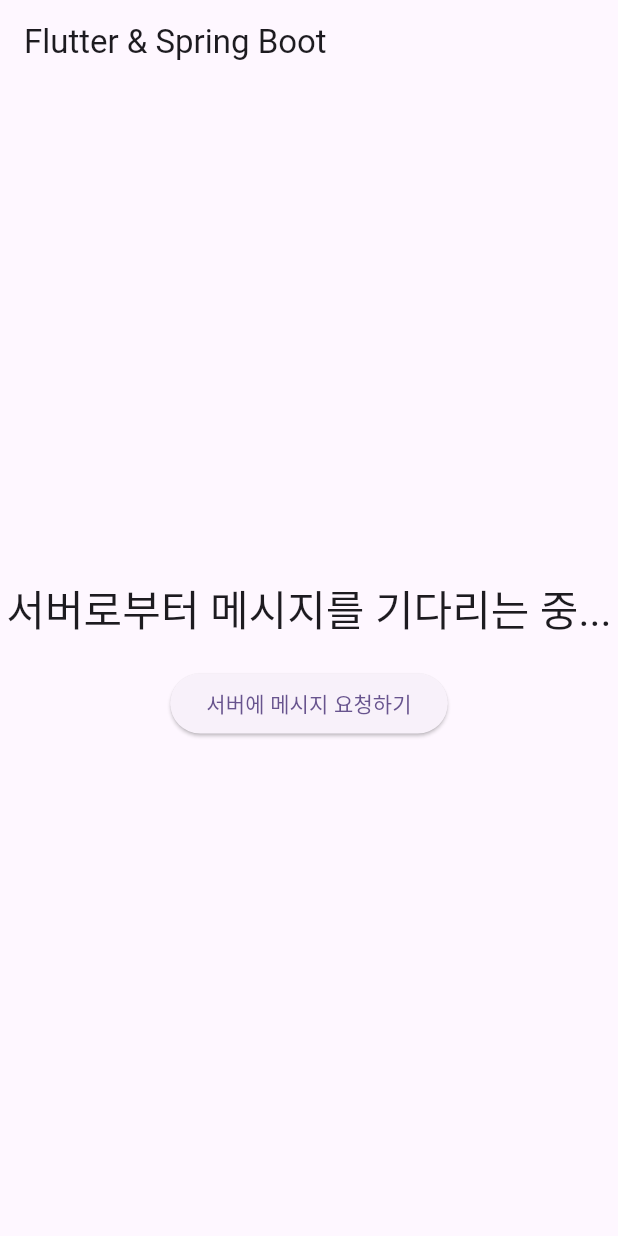
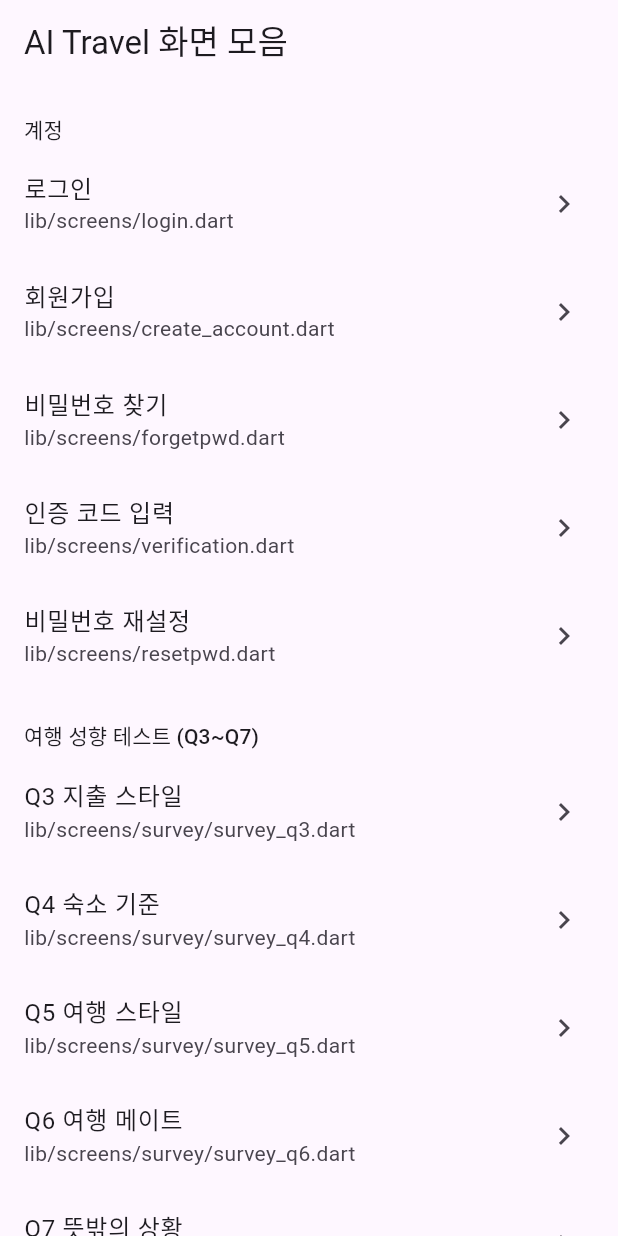
Before and after one commit to jin3402/ai_travel, a Flutter app: the screen it shows after launch, on a phone screen of 412 x 824 dp. Run offline on Flutter 3.47's test engine with Material 3 defaults, Android fonts, the phone set to English and light mode, and no system bars; our stand-ins replace flutter_svg.

Commit message:
feat: flutter run으로 모든 화면을 둘러볼 수 있는 화면 목록 추가
기존 lib/main.dart는 Spring Boot 서버 연결을 확인하는 테스트 화면이라,
저장소를 받아 `flutter run`을 하면 여행 앱 화면이 하나도 보이지 않았다.
각 화면 파일은 자기 main()과 MaterialApp을 가진 독립 프로토타입이다.

- main.dart를 화면 목록(계정, 성향 테스트 Q3~Q7, 결과, 추천 여행지, 메인,
  도구)으로 바꾸고, 항목을 누르면 그 파일의 앱 위젯을 그대로 띄움
  (각 화면의 테마가 유지되고, 파일별 단독 실행 `flutter run -t`도 그대로 됨)
- 서버 연결 확인 화면은 lib/dev/server_check_screen.dart로 옮겨 목록에 포함
  - dart:io Platform 대신 defaultTargetPlatform/kIsWeb 사용 (웹에서도 실행)
  - 요청에 5초 제한, 비동기 후 mounted 확인
- pubspec에 선언 없이 flutter_svg의 하위 의존성으로만 쓰던 http를
  직접 의존성으로 선언 (lock의 http 1.5.0은 그대로, transitive → direct)

Co-Authored-By: Claude Opus 5.5 <noreply@anthropic.com>
Claude-Session: https://claude.ai/code/session_01JJgTXjbp7uK1mDVHEVJE29

```diff
--- /dev/null
+++ b/lib/catalog/screen_catalog.dart
@@ -0,0 +1,240 @@
+import 'package:flutter/material.dart';
+
+import '../dev/server_check_screen.dart';
+import '../my_result/jlga_recommend.dart' as jlga_recommend;
+import '../my_result/jrsc_recommend.dart' as jrsc_recommend;
+import '../my_result/plgr_recommend.dart' as plgr_recommend;
+import '../my_result/prsa_recommend.dart' as prsa_recommend;
+import '../my_result/result_jlga.dart' as result_jlga;
+import '../my_result/result_jrsc.dart' as result_jrsc;
+import '../my_result/result_plgr.dart' as result_plgr;
+import '../my_result/result_prsa.dart' as result_prsa;
+import '../screens/create_account.dart' as create_account;
+import '../screens/currency_converter.dart' as currency_converter;
+import '../screens/emergency.dart' as emergency;
+import '../screens/forgetpwd.dart' as forgetpwd;
+import '../screens/login.dart' as login;
+import '../screens/main_screen.dart' as main_screen;
+import '../screens/press_flag_button.dart' as press_flag_button;
+import '../screens/resetpwd.dart' as resetpwd;
+import '../screens/survey/survey_q3.dart' as survey_q3;
+import '../screens/survey/survey_q4.dart' as survey_q4;
+import '../screens/survey/survey_q5.dart' as survey_q5;
+import '../screens/survey/survey_q6.dart' as survey_q6;
+import '../screens/survey/survey_q7.dart' as survey_q7;
+import '../screens/tokyo_tower_detail.dart' as tokyo_tower_detail;
+import '../screens/verification.dart' as verification;
+
+class CatalogEntry {
+  const CatalogEntry(this.title, this.file, this.builder);
+
+  final String title;
+
+  /// `flutter run -t lib/<file>`로 이 화면만 따로 실행할 수 있어요.
+  final String file;
+  final WidgetBuilder builder;
+}
+
+class CatalogSection {
+  const CatalogSection(this.title, this.entries);
+
+  final String title;
+  final List<CatalogEntry> entries;
+}
+
+/// 저장소의 화면 프로토타입 목록.
+/// 각 파일은 자기 테마를 가진 독립 앱이라, 테마까지 그대로 보이도록 앱 위젯째로 띄워요.
+final List<CatalogSection> catalogSections = [
+  CatalogSection('계정', [
+    CatalogEntry('로그인', 'screens/login.dart', (_) => const login.AuthApp()),
+    CatalogEntry(
+      '회원가입',
+      'screens/create_account.dart',
+      (_) => const create_account.AuthApp(),
+    ),
+    CatalogEntry(
+      '비밀번호 찾기',
+      'screens/forgetpwd.dart',
+      (_) => const forgetpwd.ForgotPasswordApp(),
+    ),
+    CatalogEntry(
+      '인증 코드 입력',
+      'screens/verification.dart',
+      (_) => const verification.VerificationCodeApp(),
+    ),
+    CatalogEntry(
+      '비밀번호 재설정',
+      'screens/resetpwd.dart',
+      (_) => const resetpwd.ResetPasswordApp(),
+    ),
+  ]),
+  CatalogSection('여행 성향 테스트 (Q3~Q7)', [
+    CatalogEntry(
+      'Q3 지출 스타일',
+      'screens/survey/survey_q3.dart',
+      (_) => const survey_q3.TravelApp(),
+    ),
+    CatalogEntry(
+      'Q4 숙소 기준',
+      'screens/survey/survey_q4.dart',
+      (_) => const survey_q4.TravelApp(),
+    ),
+    CatalogEntry(
+      'Q5 여행 스타일',
+      'screens/survey/survey_q5.dart',
+      (_) => const survey_q5.TravelApp(),
+    ),
+    CatalogEntry(
+      'Q6 여행 메이트',
+      'screens/survey/survey_q6.dart',
+      (_) => const survey_q6.FigmaToCodeApp(),
+    ),
+    CatalogEntry(
+      'Q7 뜻밖의 상황',
+      'screens/survey/survey_q7.dart',
+      (_) => const survey_q7.TravelApp(),
+    ),
+  ]),
+  CatalogSection('성향 결과', [
+    CatalogEntry(
+      '결과 JLGA',
+      'my_result/result_jlga.dart',
+      (_) => const result_jlga.FigmaToCodeApp(),
+    ),
+    CatalogEntry(
+      '결과 JRSC',
+      'my_result/result_jrsc.dart',
+      (_) => const result_jrsc.FigmaToCodeApp(),
+    ),
+    CatalogEntry(
+      '결과 PLGR',
+      'my_result/result_plgr.dart',
+      (_) => const result_plgr.FigmaToCodeApp(),
+    ),
+    CatalogEntry(
+      '결과 PRSA',
+      'my_result/result_prsa.dart',
+      (_) => const result_prsa.FigmaToCodeApp(),
+    ),
+  ]),
+  CatalogSection('추천 여행지', [
+    CatalogEntry(
+      '인터라켄 (JLGA)',
+      'my_result/jlga_recommend.dart',
+      (_) => const jlga_recommend.TravelApp(),
+    ),
+    CatalogEntry(
+      '교토 (JRSC)',
+      'my_result/jrsc_recommend.dart',
+      (_) => const jrsc_recommend.TravelApp(),
+    ),
+    CatalogEntry(
+      '두바이 (PLGR)',
+      'my_result/plgr_recommend.dart',
+      (_) => const plgr_recommend.TravelApp(),
+    ),
+    CatalogEntry(
+      '치앙마이 (PRSA)',
+      'my_result/prsa_recommend.dart',
+      (_) => const prsa_recommend.TravelApp(),
+    ),
+  ]),
+  CatalogSection('메인·여행지', [
+    CatalogEntry(
+      '메인 화면 (국기 표시)',
+      'screens/main_screen.dart',
+      (_) => const main_screen.TravelApp(),
+    ),
+    CatalogEntry(
+      '메인 → 여행지 상세',
+      'screens/press_flag_button.dart',
+      (_) => const press_flag_button.TravelApp(),
+    ),
+    CatalogEntry(
+      '도쿄타워 상세',
+      'screens/tokyo_tower_detail.dart',
+      (_) => const tokyo_tower_detail.TravelApp(),
+    ),
+  ]),
+  CatalogSection('도구', [
+    CatalogEntry(
+      '긴급 연락처',
+      'screens/emergency.dart',
+      (_) => const emergency.EmergencyContactApp(),
+    ),
+    CatalogEntry(
+      '환율 계산기',
+      'screens/currency_converter.dart',
+      (_) => const currency_converter.CurrencyConverterApp(),
+    ),
+    CatalogEntry(
+      '백엔드 연결 확인',
+      'dev/server_check_screen.dart',
+      (_) => const ServerCheckScreen(),
+    ),
+  ]),
+];
+
+class AiTravelPrototypeApp extends StatelessWidget {
+  const AiTravelPrototypeApp({super.key});
+
+  @override
+  Widget build(BuildContext context) {
+    return MaterialApp(
+      title: 'AI Travel 화면 모음',
+      debugShowCheckedModeBanner: false,
+      theme: ThemeData(
+        colorScheme: ColorScheme.fromSeed(seedColor: Colors.deepPurple),
+        useMaterial3: true,
+      ),
+      home: const ScreenCatalogPage(),
+    );
+  }
+}
+
+class ScreenCatalogPage extends StatelessWidget {
+  const ScreenCatalogPage({super.key});
+
+  void _open(BuildContext context, CatalogEntry entry) {
+    Navigator.of(context).push(
+      MaterialPageRoute<void>(
+        builder: (context) => Scaffold(
+          appBar: AppBar(title: Text(entry.title)),
+          // 각 화면이 자기 MaterialApp을 가지고 있어서, 상단 여백이 두 번 들어가지 않게 해요.
+          body: MediaQuery.removePadding(
+            context: context,
+            removeTop: true,
+            child: entry.builder(context),
+          ),
+        ),
+      ),
+    );
+  }
+
+  @override
+  Widget build(BuildContext context) {
+    return Scaffold(
+      appBar: AppBar(title: const Text('AI Travel 화면 모음')),
+      body: ListView(
+        children: [
+          for (final section in catalogSections) ...[
+            Padding(
+              padding: const EdgeInsets.fromLTRB(16, 20, 16, 4),
+              child: Text(
+                section.title,
+                style: Theme.of(context).textTheme.titleSmall,
+              ),
+            ),
+            for (final entry in section.entries)
+              ListTile(
+                title: Text(entry.title),
+                subtitle: Text('lib/${entry.file}'),
+                trailing: const Icon(Icons.chevron_right),
+                onTap: () => _open(context, entry),
+              ),
+          ],
+        ],
+      ),
+    );
+  }
+}
--- /dev/null
+++ b/lib/dev/server_check_screen.dart
@@ -0,0 +1,67 @@
+import 'package:flutter/foundation.dart';
+import 'package:flutter/material.dart';
+import 'package:http/http.dart' as http;
+
+/// 팀 백엔드(Spring Boot)의 `/api/hello`에 GET 요청을 보내 연결을 확인하는 개발용 화면.
+///
+/// Android 에뮬레이터에서는 호스트 PC의 localhost가 `10.0.2.2`로 보여서 주소를 나눠요.
+class ServerCheckScreen extends StatefulWidget {
+  const ServerCheckScreen({super.key, this.client});
+
+  /// 테스트에서 가짜 클라이언트를 넣을 수 있게 열어 둬요.
+  final http.Client? client;
+
+  @override
+  State<ServerCheckScreen> createState() => _ServerCheckScreenState();
+}
+
+String serverBaseUrl() {
+  if (!kIsWeb && defaultTargetPlatform == TargetPlatform.android) {
+    return 'http://10.0.2.2:8080';
+  }
+  return 'http://localhost:8080';
+}
+
+class _ServerCheckScreenState extends State<ServerCheckScreen> {
+  String _message = '서버로부터 메시지를 기다리는 중...';
+
+  Future<void> _fetchMessage() async {
+    final client = widget.client ?? http.Client();
+    String message;
+    try {
+      final response = await client
+          .get(Uri.parse('${serverBaseUrl()}/api/hello'))
+          .timeout(const Duration(seconds: 5));
+      message = response.statusCode == 200
+          ? response.body
+          : '서버 연결 실패: ${response.statusCode}';
+    } catch (e) {
+      message = '오류 발생: $e';
+    } finally {
+      if (widget.client == null) client.close();
+    }
+
+    if (!mounted) return;
+    setState(() => _message = message);
+  }
+
+  @override
+  Widget build(BuildContext context) {
+    return Scaffold(
+      appBar: AppBar(title: const Text('Flutter & Spring Boot')),
+      body: Center(
+        child: Column(
+          mainAxisAlignment: MainAxisAlignment.center,
+          children: <Widget>[
+            Text(_message, style: Theme.of(context).textTheme.headlineMedium),
+            const SizedBox(height: 20),
+            ElevatedButton(
+              onPressed: _fetchMessage,
+              child: const Text('서버에 메시지 요청하기'),
+            ),
+          ],
+        ),
+      ),
+    );
+  }
+}
--- a/lib/main.dart
+++ b/lib/main.dart
@@ -1,88 +1,9 @@
 import 'package:flutter/material.dart';
-import 'package:http/http.dart' as http;
-import 'dart:io' show Platform;
 
-//메인화면
+import 'catalog/screen_catalog.dart';
+
+/// 팀 프로젝트에서 만든 화면 프로토타입을 한곳에서 둘러보는 진입점.
+/// 개별 화면은 `flutter run -t lib/screens/login.dart`처럼 따로 실행할 수도 있어요.
 void main() {
-  runApp(const MyApp());
+  runApp(const AiTravelPrototypeApp());
 }
-
-class MyApp extends StatelessWidget {
-  const MyApp({super.key});
-
-  @override
-  Widget build(BuildContext context) {
-    return MaterialApp(
-      title: 'Flutter Demo',
-      theme: ThemeData(
-        colorScheme: ColorScheme.fromSeed(seedColor: Colors.deepPurple),
-        useMaterial3: true,
-      ),
-      home: MyHomePage(),
-    );
-  }
-}
-
-class MyHomePage extends StatefulWidget {
-  @override
-  _MyHomePageState createState() => _MyHomePageState();
-}
-
-class _MyHomePageState extends State<MyHomePage> {
-  String _message = '서버로부터 메시지를 기다리는 중...';
-
-  final String _baseUrl =
-      Platform.isAndroid ? 'http://10.0.2.2:8080' : 'http://localhost:8080';
-
-  // 서버에 데이터를 요청하는 함수
-  Future<void> _fetchMessage() async {
-    try {
-      // 스프링 부트 서버의 /api/hello 주소로 GET 요청
-      final response = await http.get(Uri.parse('$_baseUrl/api/hello'));
-
-      // 응답이 성공적이면 (상태 코드 200)
-      if (response.statusCode == 200) {
-        setState(() {
-          // 화면에 표시될 _message 변수의 값을 서버가 보낸 메시지로 변경합니다.
-          _message = response.body;
-        });
-      } else {
-        // 서버 연결에 실패한 경우
-        setState(() {
-          _message = '서버 연결 실패: ${response.statusCode}';
-        });
-      }
-    } catch (e) {
-      // 그 외 오류가 발생한 경우
-      setState(() {
-        _message = '오류 발생: $e';
-      });
-    }
-  }
-
-  @override
-  Widget build(BuildContext context) {
-    return Scaffold(
-      appBar: AppBar(
-        title: Text('Flutter & Spring Boot'),
-      ),
-      body: Center(
-        child: Column(
-          mainAxisAlignment: MainAxisAlignment.center,
-          children: <Widget>[
-            // 서버로부터 받은 메시지를 표시하는 텍스트 위젯
-            Text(
-              _message,
-              style: Theme.of(context).textTheme.headlineMedium,
-            ),
-            const SizedBox(height: 20),
-            ElevatedButton(
-              onPressed: _fetchMessage,
-              child: const Text('서버에 메시지 요청하기'),
-            ),
-          ],
-        ),
-      ),
-    );
-  }
-}
--- a/pubspec.yaml
+++ b/pubspec.yaml
@@ -1,5 +1,5 @@
 name: ai_travel
-description: "A new Flutter project."
+description: "AI 여행 가이드 앱 팀 프로젝트의 Flutter 화면 프로토타입"
 # The following line prevents the package from being accidentally published to
 # pub.dev using `flutter pub publish`. This is preferred for private packages.
 publish_to: 'none' # Remove this line if you wish to publish to pub.dev
@@ -36,6 +36,7 @@ dependencies:
   # Use with the CupertinoIcons class for iOS style icons.
   cupertino_icons: ^1.0.6
   flutter_svg: ^2.0.10+1
+  http: ^1.5.0
 
 dev_dependencies:
   flutter_test:
```
Also changed, not shown: pubspec.lock.
